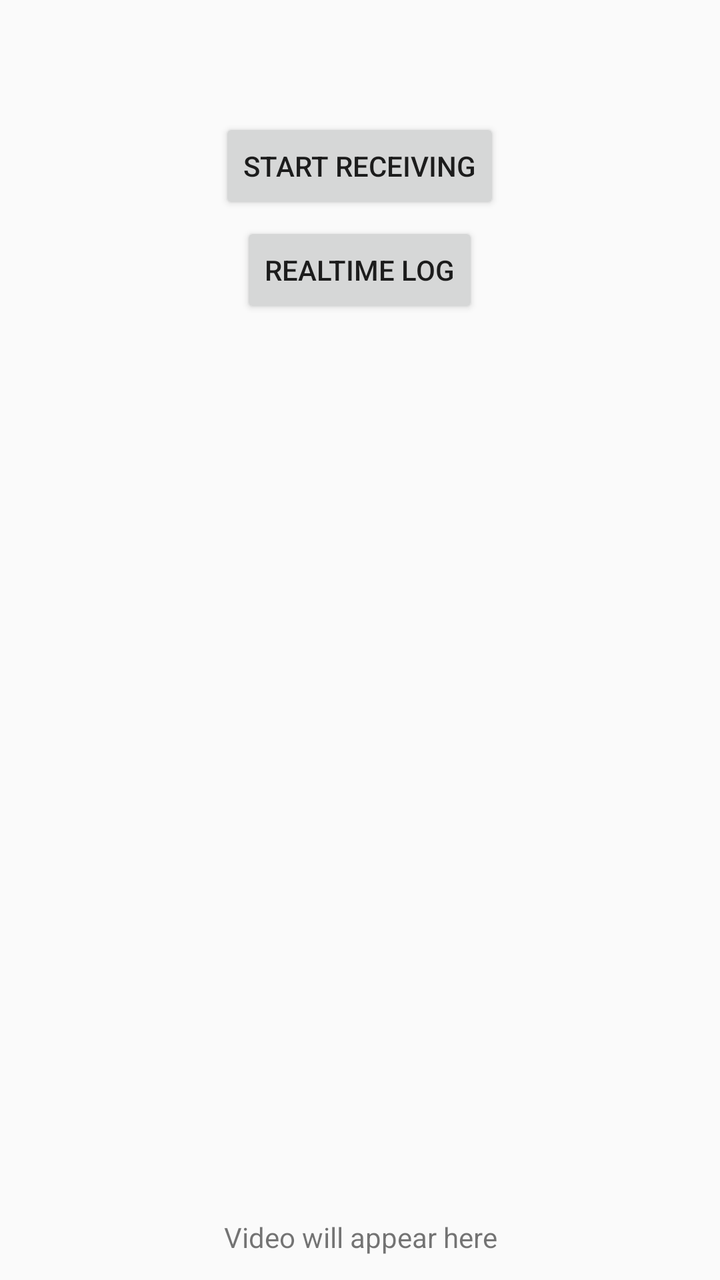
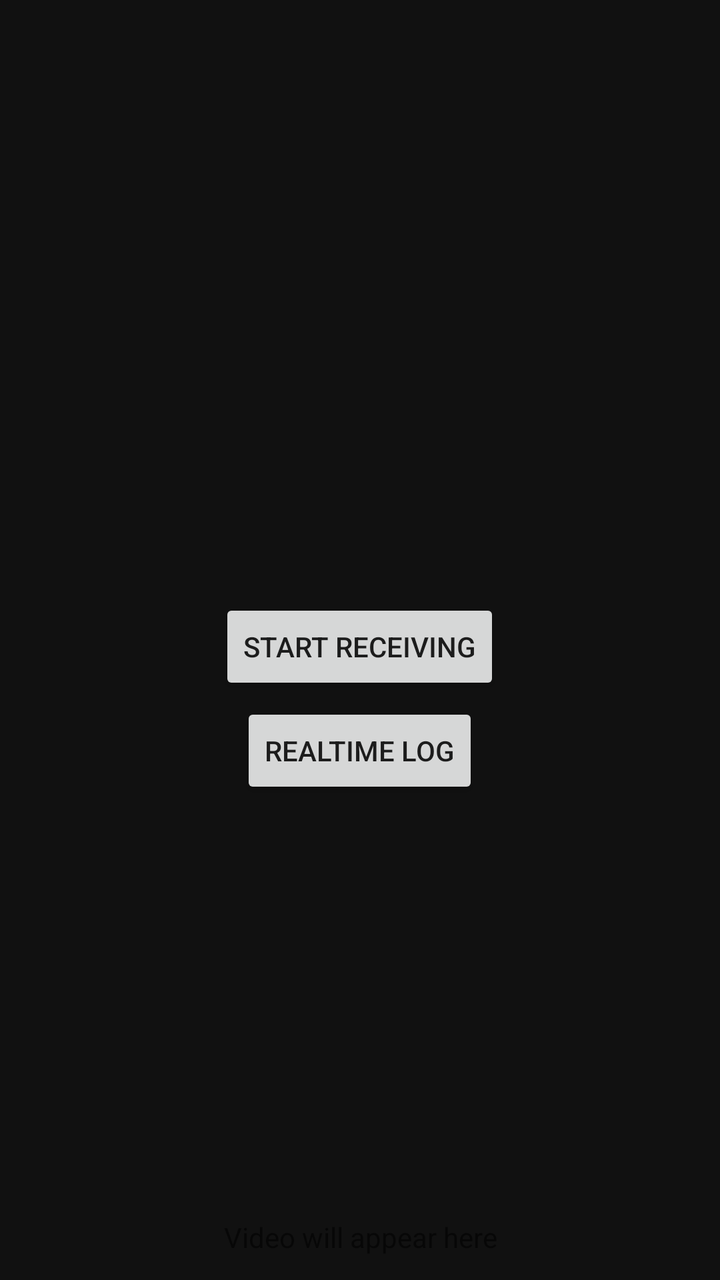

Screens rendered from an Android XML layout before and after an edit, with the pre-edit source and the edit as a unified diff.
<!-- AndroidManifest.xml: application theme Theme.TasirinCastReceiver -->
<!-- res/layout/activity_main.xml -->
<?xml version="1.0" encoding="utf-8"?>
<LinearLayout xmlns:android="http://schemas.android.com/apk/res/android"
    android:layout_width="match_parent"
    android:layout_height="match_parent"
    android:orientation="vertical">

    <TextView
        android:id="@+id/tvStatus"
        android:layout_width="match_parent"
        android:layout_height="wrap_content"
        android:padding="16dp"
        android:gravity="center"
        android:textSize="14sp" />

    <Button
        android:id="@+id/btnStart"
        android:layout_width="wrap_content"
        android:layout_height="wrap_content"
        android:layout_gravity="center_horizontal"
        android:layout_marginTop="8dp"
        android:text="@string/btn_start" />

    <Button
        android:id="@+id/btnLog"
        android:layout_width="wrap_content"
        android:layout_height="wrap_content"
        android:layout_gravity="center_horizontal"
        android:layout_marginTop="4dp"
        android:text="@string/btn_log" />

    
    <TextureView
        android:id="@+id/textureView"
        android:layout_width="match_parent"
        android:layout_height="0dp"
        android:layout_weight="1"
        android:background="#111" />

    <TextView
        android:id="@+id/tvHint"
        android:layout_width="match_parent"
        android:layout_height="wrap_content"
        android:padding="12dp"
        android:gravity="center"
        android:text="@string/hint_video" />
</LinearLayout>
<!-- resources referenced by this layout -->
<resources>
  <string name="btn_log">Realtime Log</string>
  <string name="btn_start">Start receiving</string>
  <string name="hint_video">Video will appear here</string>
  <style name="Theme.TasirinCastReceiver" parent="Theme.AppCompat.DayNight.NoActionBar" />
</resources>

<!-- the commit's change to res/layout/activity_main.xml (unified diff, before → after) -->
@@ -1,46 +1,65 @@
 <?xml version="1.0" encoding="utf-8"?>
-<LinearLayout xmlns:android="http://schemas.android.com/apk/res/android"
+<FrameLayout xmlns:android="http://schemas.android.com/apk/res/android"
     android:layout_width="match_parent"
     android:layout_height="match_parent"
-    android:orientation="vertical">
-
-    <TextView
-        android:id="@+id/tvStatus"
-        android:layout_width="match_parent"
-        android:layout_height="wrap_content"
-        android:padding="16dp"
-        android:gravity="center"
-        android:textSize="14sp" />
-
-    <Button
-        android:id="@+id/btnStart"
-        android:layout_width="wrap_content"
-        android:layout_height="wrap_content"
-        android:layout_gravity="center_horizontal"
-        android:layout_marginTop="8dp"
-        android:text="@string/btn_start" />
-
-    <Button
-        android:id="@+id/btnLog"
-        android:layout_width="wrap_content"
-        android:layout_height="wrap_content"
-        android:layout_gravity="center_horizontal"
-        android:layout_marginTop="4dp"
-        android:text="@string/btn_log" />
+    android:background="#111">
 
     
     <TextureView
         android:id="@+id/textureView"
         android:layout_width="match_parent"
-        android:layout_height="0dp"
-        android:layout_weight="1"
+        android:layout_height="match_parent"
         android:background="#111" />
+
+    
+    <Button
+        android:id="@+id/btnStop"
+        android:layout_width="wrap_content"
+        android:layout_height="wrap_content"
+        android:layout_gravity="top|end"
+        android:layout_margin="12dp"
+        android:alpha="0.85"
+        android:text="@string/btn_stop"
+        android:visibility="gone" />
+
+    
+    <LinearLayout
+        android:id="@+id/controlsPanel"
+        android:layout_width="match_parent"
+        android:layout_height="wrap_content"
+        android:layout_gravity="center"
+        android:gravity="center_horizontal"
+        android:orientation="vertical">
+
+        <TextView
+            android:id="@+id/tvStatus"
+            android:layout_width="wrap_content"
+            android:layout_height="wrap_content"
+            android:gravity="center"
+            android:padding="16dp"
+            android:textSize="14sp" />
+
+        <Button
+            android:id="@+id/btnStart"
+            android:layout_width="wrap_content"
+            android:layout_height="wrap_content"
+            android:layout_marginTop="8dp"
+            android:text="@string/btn_start" />
+
+        <Button
+            android:id="@+id/btnLog"
+            android:layout_width="wrap_content"
+            android:layout_height="wrap_content"
+            android:layout_marginTop="4dp"
+            android:text="@string/btn_log" />
+    </LinearLayout>
 
     <TextView
         android:id="@+id/tvHint"
-        android:layout_width="match_parent"
+        android:layout_width="wrap_content"
         android:layout_height="wrap_content"
+        android:layout_gravity="center_horizontal|bottom"
+        android:gravity="center"
         android:padding="12dp"
-        android:gravity="center"
         android:text="@string/hint_video" />
-</LinearLayout>
+</FrameLayout>
<!-- resource entries referenced after the edit -->
@@ -2,6 +2,7 @@
 <resources>
   <string name="btn_log">Realtime Log</string>
   <string name="btn_start">Start receiving</string>
+  <string name="btn_stop">Stop</string>
   <string name="hint_video">Video will appear here</string>
   <style name="Theme.TasirinCastReceiver" parent="Theme.AppCompat.DayNight.NoActionBar" />
 </resources>
